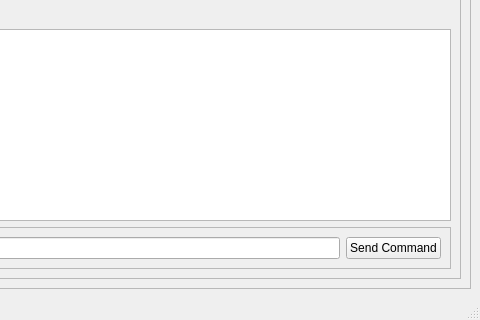
Qt form src/ui/main_window.ui (tony-josi-aws/pc_app) before a commit; both pictures show x 633 to 1113 and y 532 to 852 of the 1113 by 852 pixel window.
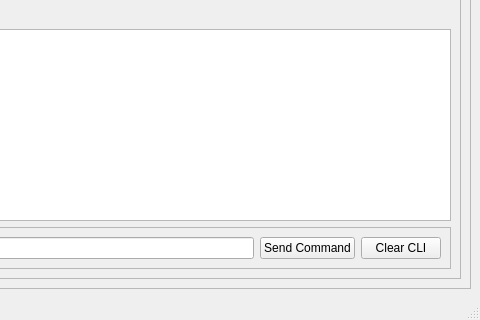
The same form after that commit. Custom widgets are drawn as their Qt base class.

Commit message: cli clear added

The edit to the form file:
```diff
--- a/src/ui/main_window.ui
+++ b/src/ui/main_window.ui
@@ -435,6 +435,13 @@
                </property>
               </widget>
              </item>
+             <item>
+              <widget class="QPushButton" name="pb_clear_cli">
+               <property name="text">
+                <string>Clear CLI</string>
+               </property>
+              </widget>
+             </item>
             </layout>
            </widget>
           </item>
```
The commit also changes 2 other files.
